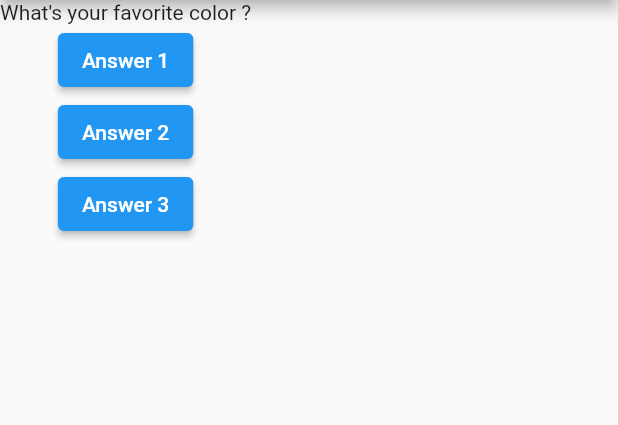
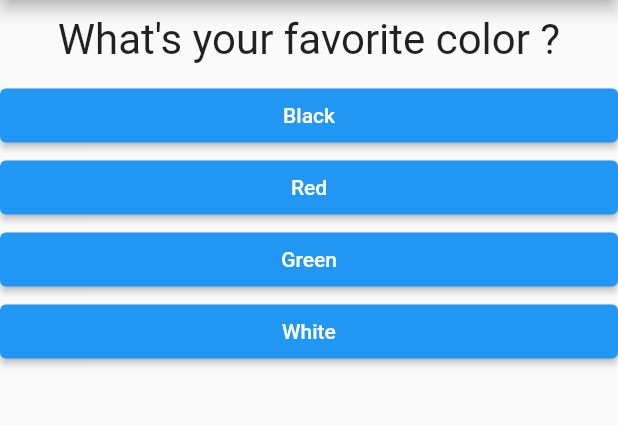
Before and after one commit to aakdemir/QuizApp, a Flutter app: the screen it shows after launch, on a phone screen of 412 x 824 dp, the part 84-509 px from its top. Run offline on Flutter 3.47's test engine with Material 2 defaults, Android fonts, the phone set to English and light mode, and no system bars.

```diff
--- /dev/null
+++ b/lib/answer.dart
@@ -0,0 +1,22 @@
+import "package:flutter/material.dart";
+
+class Answer extends StatelessWidget {
+  final VoidCallback selectHandler;
+  final String answerText;
+
+  Answer(this.selectHandler, this.answerText);
+
+  @override
+  Widget build(BuildContext context) {
+    return Container(
+      width: double.infinity,
+      child: ElevatedButton(
+        style: ButtonStyle(
+            backgroundColor: MaterialStateProperty.all(Colors.blue),
+            foregroundColor: MaterialStateProperty.all(Colors.white)),
+        child: Text(answerText),
+        onPressed: selectHandler,
+      ),
+    );
+  }
+}
--- a/lib/main.dart
+++ b/lib/main.dart
@@ -1,55 +1,73 @@
-import 'package:flutter/material.dart';
+import "package:flutter/material.dart";
+
+import 'package:quiz_app/quiz.dart';
+import "package:quiz_app/result.dart";
 
 void main() => runApp(QuizApp());
 
 class QuizApp extends StatefulWidget {
   @override
   State<StatefulWidget> createState() {
-    // TODO: implement createState
-    return QuizAppState();
+    return _QuizAppState();
   }
 }
 
-class QuizAppState extends State<QuizApp> {
-  var questionIndex = 0;
+class _QuizAppState extends State<QuizApp> {
+  final _questions = const [
+    {
+      "questionText": "What\'s your favorite color ?",
+      "answers": [
+        {"text": "Black", "score": 10},
+        {"text": "Red", "score": 5},
+        {"text": "Green", "score": 3},
+        {"text": "White", "score": 1},
+      ],
+    },
+    {
+      "questionText": "What's your favorite animal ?",
+      "answers": [
+        {"text": "Cat", "score": 1},
+        {"text": "Rabbit", "score": 3},
+        {"text": "Dog", "score": 7},
+        {"text": "Lion", "score": 10},
+      ],
+    },
+    {
+      "questionText": "Who\'s your favorite instructor ?",
+      "answers": [
+        {"text": "Max", "score": 1},
+        {"text": "Hax", "score": 7},
+        {"text": "Fax", "score": 5},
+        {"text": "Tax", "score": 10},
+      ],
+    },
+  ];
 
-  void answerQuestion() {
+  var _questionIndex = 0;
+  int _totalScore = 0;
+
+  void _answerQuestion(int score) {
+    _totalScore += score;
     setState(() {
-      questionIndex++;
+      _questionIndex++;
     });
-    print(questionIndex);
+    print(_questionIndex);
   }
 
   @override
   Widget build(BuildContext context) {
-    var questions = [
-      "What\'s your favorite color ?",
-      "What's your favorite animal ?"
-    ];
     return MaterialApp(
       home: Scaffold(
         appBar: AppBar(
           title: Text("The Questions"),
         ),
-        body: Column(
-          children: <Widget>[
-            Text(questions[questionIndex]),
-            ElevatedButton(
-              child: Text("Answer 1"),
-              onPressed: answerQuestion,
-            ),
-            ElevatedButton(
-              child: Text("Answer 2"),
-              onPressed: () => print("Answer 2 chosen"),
-            ),
-            ElevatedButton(
-              child: Text("Answer 3"),
-              onPressed: () {
-                print("Answer 3 chosen");
-              },
-            ),
-          ],
-        ),
+        body: _questionIndex < _questions.length
+            ? Quiz(
+                answerQuestion: _answerQuestion,
+                questionIndex: _questionIndex,
+                questions: _questions,
+              )
+            : Result(_totalScore),
       ),
     );
   }
--- /dev/null
+++ b/lib/question.dart
@@ -0,0 +1,20 @@
+import "package:flutter/material.dart";
+
+class Question extends StatelessWidget {
+  final String questionText;
+
+  Question(this.questionText);
+
+  @override
+  Widget build(BuildContext context) {
+    return Container(
+      width: double.infinity,
+      margin: EdgeInsets.all(10),
+      child: Text(
+        questionText,
+        style: TextStyle(fontSize: 28),
+        textAlign: TextAlign.center,
+      ),
+    );
+  }
+}
--- /dev/null
+++ b/lib/quiz.dart
@@ -0,0 +1,31 @@
+import "package:flutter/material.dart";
+
+import "./question.dart";
+import "./answer.dart";
+
+class Quiz extends StatelessWidget {
+  final List<Map<String, Object>> questions;
+  final int questionIndex;
+  final Function answerQuestion;
+
+  Quiz({
+    @required this.questions,
+    @required this.answerQuestion,
+    @required this.questionIndex,
+  });
+
+  @override
+  Widget build(BuildContext context) {
+    return Column(
+      children: [
+        Question(
+          questions[questionIndex]["questionText"] as String,
+        ),
+        ...(questions[questionIndex]["answers"] as List<Map<String, Object>>)
+            .map((answer) {
+          return Answer(() => answerQuestion(answer["score"]), answer["text"]);
+        }).toList()
+      ],
+    );
+  }
+}
--- /dev/null
+++ b/lib/result.dart
@@ -0,0 +1,30 @@
+import "package:flutter/material.dart";
+
+class Result extends StatelessWidget {
+  final int resultScore;
+
+  Result(this.resultScore);
+
+  String get resultPhrase {
+    var resultText = "You did it";
+    if (resultScore <= 8) {
+      resultText = "You are awesome ! \n Your score is ${resultScore}";
+    } else if (resultScore <= 12) {
+      resultText = "Pretty likeable \n Your score is ${resultScore}";
+    } else {
+      resultText = "You are so bad ! \n Your score is ${resultScore}";
+    }
+    return resultText;
+  }
+
+  @override
+  Widget build(BuildContext context) {
+    return Center(
+      child: Text(
+        resultPhrase,
+        style: TextStyle(fontSize: 36, fontWeight: FontWeight.bold),
+        textAlign: TextAlign.center,
+      ),
+    );
+  }
+}
```
